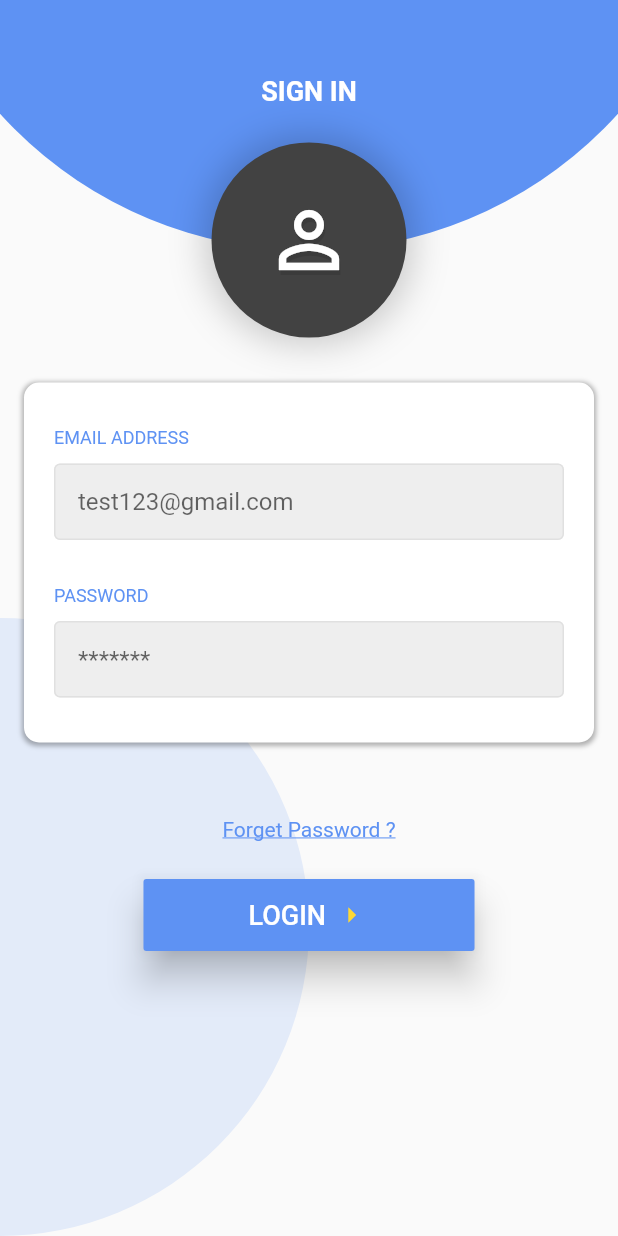
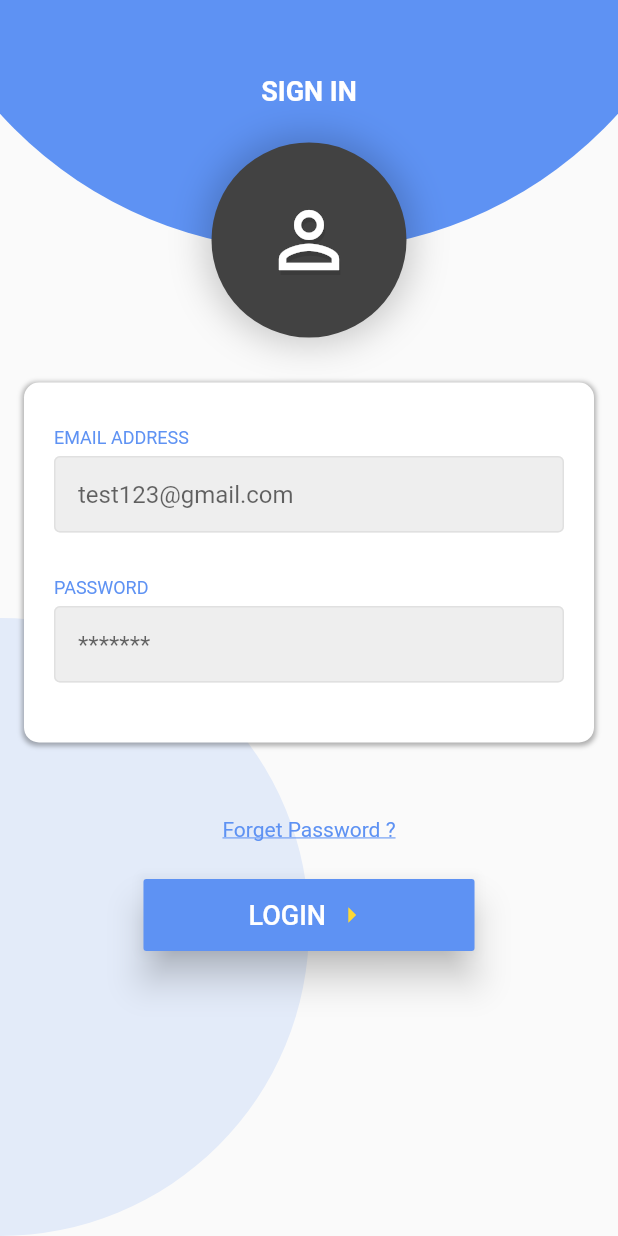
Before and after one commit to OppoCommando/MyFirst_Demo_FlutterProject, a Flutter app: the screen it shows after launch, on a phone screen of 412 x 824 dp. Run offline on Flutter 3.47's test engine with Material 2 defaults, Android fonts, the phone set to English and light mode, and no system bars.

Commit message:
text box size
change

```diff
--- a/demoproject/lib/widgets/TextFieldWeiget.dart
+++ b/demoproject/lib/widgets/TextFieldWeiget.dart
@@ -20,7 +20,7 @@ class TextFieldWeiget extends StatelessWidget{
             style: TextStyle(color: blueColor, fontSize: 12),
           ),
           SizedBox(
-            height: 10,
+            height: 5,
           ),
           TextField(
               obscureText: isPassword,
```
